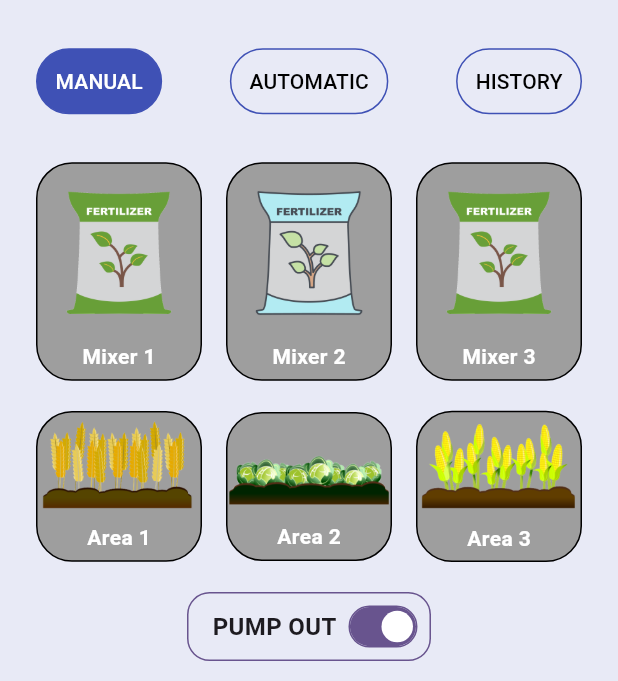
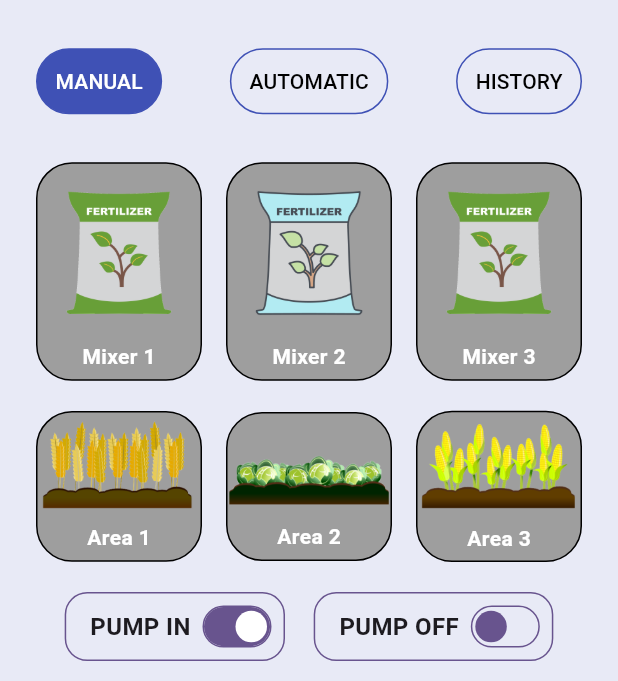
Before and after one commit to grassnhi/smart-farm-iot, a Flutter app: the screen it shows after launch, after a tap on "PUMP IN", on a phone screen of 412 x 824 dp, the part 555-1236 px from its top. Run offline on Flutter 3.47's test engine with Material 3 defaults, Android fonts, the phone set to English and light mode, and no system bars; our stand-ins replace firebase_auth, firebase_core, fluttertoast, percent_indicator; missing offline and left inert: mqtt_client; accounts and stored records are empty.

Commit message:
Commit for Pump in Pump out

```diff
--- a/flutter_app/lib/animated_switch.dart
+++ b/flutter_app/lib/animated_switch.dart
@@ -1,20 +1,24 @@
 import 'package:flutter/material.dart';
 
 class AnimatedSwitch extends StatelessWidget {
-  final bool isPumpIn;
+  final bool isOn;
   final void Function(bool) onTap;
+  final String onText;
+  final String offText;
 
   const AnimatedSwitch({
     Key? key,
-    required this.isPumpIn,
+    required this.isOn,
     required this.onTap,
+    this.onText = 'PUMP IN',
+    this.offText = 'PUMP OFF',
   }) : super(key: key);
 
   @override
   Widget build(BuildContext context) {
     return GestureDetector(
       onTap: () {
-        onTap(!isPumpIn); // Toggle the pump state
+        onTap(!isOn); // Toggle the switch state
       },
       child: Container(
         padding: const EdgeInsets.all(8.0),
@@ -29,7 +33,7 @@
           children: [
             const SizedBox(width: 8),
             Text(
-              isPumpIn ? 'PUMP IN' : 'PUMP OUT',
+              isOn ? onText : offText,
               style: const TextStyle(
                 fontSize: 16,
                 fontWeight: FontWeight.bold,
@@ -65,16 +69,14 @@
                         color: Theme.of(context).primaryColor,
                       ),
                     ),
-                    crossFadeState: isPumpIn
+                    crossFadeState: isOn
                         ? CrossFadeState.showFirst
                         : CrossFadeState.showSecond,
                     duration: const Duration(milliseconds: 200),
                   ),
                   AnimatedAlign(
                     duration: const Duration(milliseconds: 300),
-                    alignment: isPumpIn
-                        ? Alignment.centerLeft
-                        : Alignment.centerRight,
+                    alignment: isOn ? Alignment.centerLeft : Alignment.centerRight,
                     child: Container(
                       margin: const EdgeInsets.symmetric(
                         horizontal: 2,
@@ -83,7 +85,7 @@
                       width: 42 * 0.5,
                       decoration: BoxDecoration(
                         shape: BoxShape.circle,
-                        color: isPumpIn
+                        color: isOn
                             ? Theme.of(context).primaryColor
                             : Colors.white,
                       ),
--- a/flutter_app/lib/home_page.dart
+++ b/flutter_app/lib/home_page.dart
@@ -1,5 +1,4 @@
 import 'dart:convert';
-
 import 'package:flutter/material.dart';
 import 'package:flutter_app/animated_switch.dart';
 import 'package:flutter_app/automatic_page.dart';
@@ -17,8 +16,8 @@
 
 class _MyHomePageState extends State<MyHomePage> {
   bool isLedOn = false;
-  bool isPumpOn = false;
-  bool isPumpIn = true;
+  bool isPumpInOn = true;
+  bool isPumpOutOn = true;
   bool isMixer1Pressed = false;
   bool isMixer2Pressed = false;
   bool isMixer3Pressed = false;
@@ -27,14 +26,6 @@
   bool isArea3Pressed = false;
 
   void _onMixer1Pressed() {
-    // TODO: Implement the mixer 1 button press logic
-    // Message = [
-    //   {
-    //     "action": "control actuator",
-    //     "actuator_id": "mixer_0001",
-    //     "data" : "1"
-    //   }
-    // ]
     setState(() {
       isMixer1Pressed = !isMixer1Pressed;
     });
@@ -49,8 +40,6 @@
   }
 
   void _onMixer2Pressed() {
-    // TODO: Implement the mixer 2 button press logic
-    // The same with mixer 1
     setState(() {
       isMixer2Pressed = !isMixer2Pressed;
     });
@@ -65,8 +54,6 @@
   }
 
   void _onMixer3Pressed() {
-    // TODO: Implement the mixer 3 button press logic
-    // the same with mixer 1
     setState(() {
       isMixer3Pressed = !isMixer3Pressed;
     });
@@ -81,8 +68,6 @@
   }
 
   void _onArea1Pressed() {
-    // TODO: Implement the area 1 button press logic
-    // The same with mixer 1 but ID = area_0001
     setState(() {
       isArea1Pressed = !isArea1Pressed;
     });
@@ -97,7 +82,6 @@
   }
 
   void _onArea2Pressed() {
-    // TODO: Implement the area 2 button press logic
     setState(() {
       isArea2Pressed = !isArea2Pressed;
     });
@@ -112,7 +96,6 @@
   }
 
   void _onArea3Pressed() {
-    // TODO: Implement the area 3 button press logic
     setState(() {
       isArea3Pressed = !isArea3Pressed;
     });
@@ -121,6 +104,34 @@
         "action": "control actuator",
         "actuator_id": "area_0003",
         "data": isArea3Pressed ? "1" : "0",
+      }
+    ];
+    global_mqttHelper.publish("smartfarm_iot/feeds/V20", jsonEncode(message));
+  }
+
+  void _onPumpInPressed(bool newValue) {
+    setState(() {
+      isPumpInOn = newValue;
+    });
+    var message = [
+      {
+        "action": "control actuator",
+        "actuator_id": "pump_in_0001",
+        "data": isPumpInOn ? "0" : "1",
+      }
+    ];
+    global_mqttHelper.publish("smartfarm_iot/feeds/V20", jsonEncode(message));
+  }
+
+  void _onPumpOutPressed(bool newValue) {
+    setState(() {
+      isPumpOutOn = newValue;
+    });
+    var message = [
+      {
+        "action": "control actuator",
+        "actuator_id": "pump_out_0001",
+        "data": isPumpOutOn ? "0" : "1",
       }
     ];
     global_mqttHelper.publish("smartfarm_iot/feeds/V20", jsonEncode(message));
@@ -210,7 +221,6 @@
                         _roundedButton(
                           title: 'AUTOMATIC',
                           onPressed: () {
-                            // Navigate to automatic page
                             Navigator.push(
                               context,
                               MaterialPageRoute(
@@ -222,7 +232,6 @@
                         _roundedButton(
                           title: 'HISTORY',
                           onPressed: () {
-                            // Navigate to automatic page
                             Navigator.push(
                               context,
                               MaterialPageRoute(
@@ -248,7 +257,7 @@
                           fontColor: Colors.white,
                           onTap: _onMixer1Pressed,
                         ),
-                        const SizedBox(width: 16), // Add distance
+                        const SizedBox(width: 16),
                         _cardMenu(
                           title: 'Mixer 2',
                           icon: 'assets/images/mixer2.png',
@@ -258,7 +267,7 @@
                           fontColor: Colors.white,
                           onTap: _onMixer2Pressed,
                         ),
-                        const SizedBox(width: 16), // Add distance
+                        const SizedBox(width: 16),
                         _cardMenu(
                           title: 'Mixer 3',
                           icon: 'assets/images/mixer1.png',
@@ -285,7 +294,7 @@
                           fontColor: Colors.white,
                           onTap: _onArea1Pressed,
                         ),
-                        const SizedBox(width: 16), // Add distance
+                        const SizedBox(width: 16),
                         _cardMenu(
                           title: 'Area 2',
                           icon: 'assets/images/area3.png',
@@ -295,7 +304,7 @@
                           fontColor: Colors.white,
                           onTap: _onArea2Pressed,
                         ),
-                        const SizedBox(width: 16), // Add distance
+                        const SizedBox(width: 16),
                         _cardMenu(
                           title: 'Area 3',
                           icon: 'assets/images/area2.png',
@@ -307,17 +316,21 @@
                         ),
                       ],
                     ),
-                    const SizedBox(height: 20), // Add spacing
+                    const SizedBox(height: 20),
                     Row(
                       mainAxisAlignment: MainAxisAlignment.spaceEvenly,
                       children: [
                         AnimatedSwitch(
-                          isPumpIn: isPumpIn,
-                          onTap: (bool newValue) {
-                            setState(() {
-                              isPumpIn = newValue; // Update the pump state
-                            });
-                          },
+                          isOn: isPumpInOn,
+                          onTap: _onPumpInPressed,
+                          onText: 'PUMP IN',
+                          offText: 'PUMP IN',
+                        ),
+                        AnimatedSwitch(
+                          isOn: isPumpOutOn,
+                          onTap: _onPumpOutPressed,
+                          onText: 'PUMP OFF',
+                          offText: 'PUMP OFF',
                         ),
                       ],
                     ),
@@ -345,7 +358,7 @@
           decoration: BoxDecoration(
             color: color,
             borderRadius: BorderRadius.circular(24),
-            border: Border.all(color: Colors.black, width: 1), // Add border
+            border: Border.all(color: Colors.black, width: 1),
           ),
           child: Column(
             mainAxisAlignment: MainAxisAlignment.center,
@@ -383,10 +396,9 @@
     VoidCallback? onPressed,
   }) {
     return SizedBox(
-      height: 60, // Adjust the height as needed
-      // width: 150,
+      height: 60,
       child: Container(
-        margin: const EdgeInsets.symmetric(vertical: 8), // Add vertical margin
+        margin: const EdgeInsets.symmetric(vertical: 8),
         decoration: BoxDecoration(
           color: isActive ? Colors.indigo : Colors.transparent,
           borderRadius: BorderRadius.circular(24),
```
